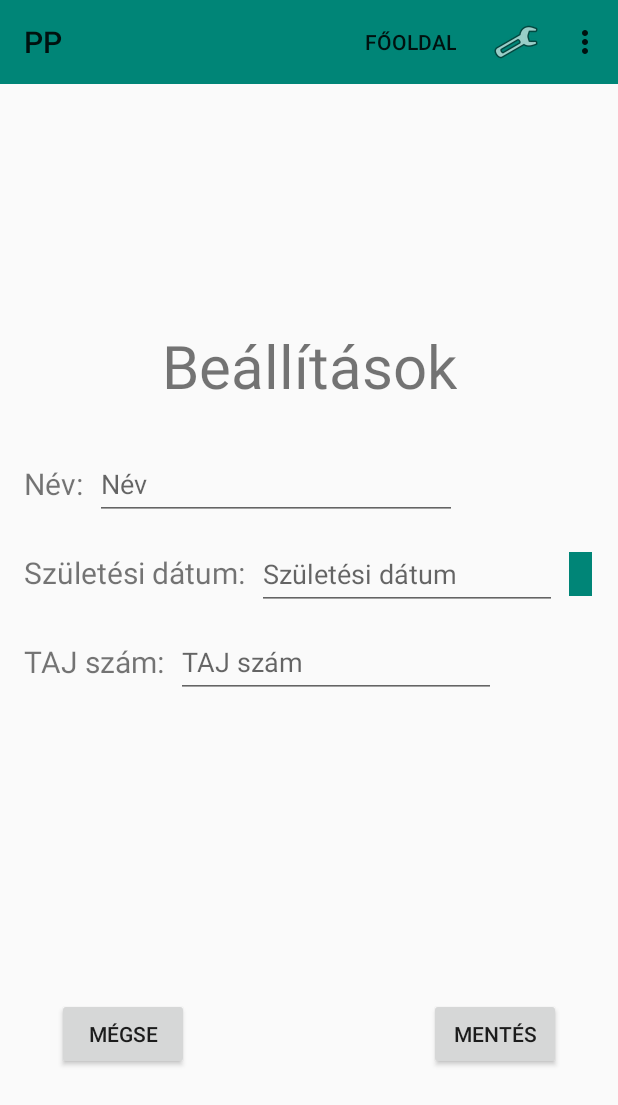
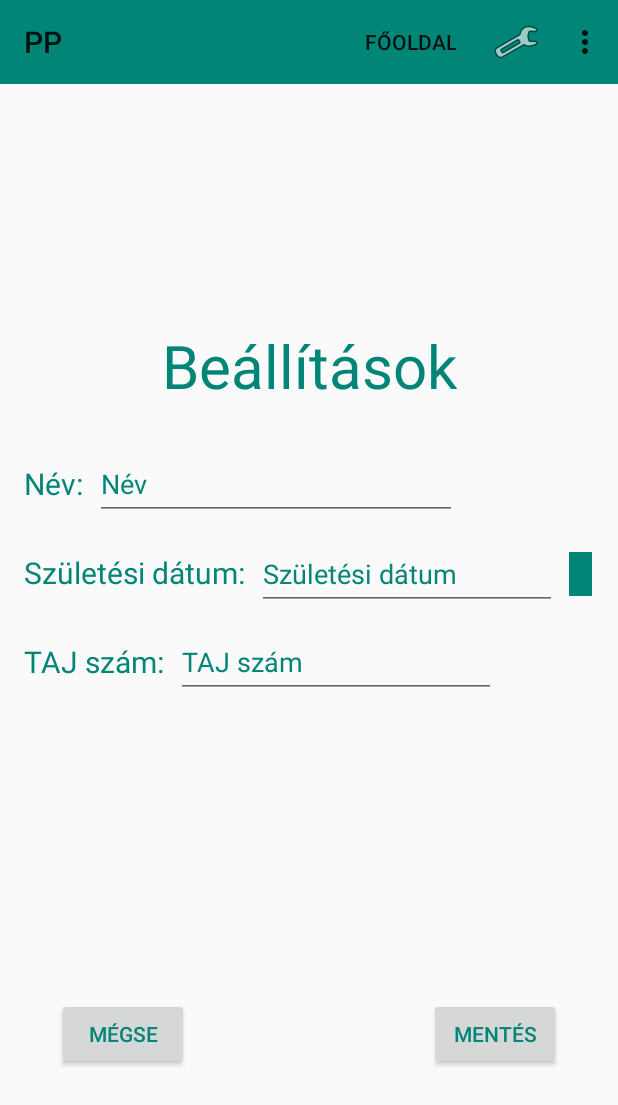
Before and after one commit to SomaHam44/PP, an Android app: the screen it shows after launch (MainActivity), after a tap on "Beállítások", on a phone screen of 412 x 824 dp. Shown: the top 1105 px of the screen. Run offline under Robolectric (Android 15) with nearby library versions, the phone set to English and light mode, and no system bars.

Commit message:
Kinézeti módosítás

```diff
--- a/app/src/main/res/layout/fragment_beallitasok.xml
+++ b/app/src/main/res/layout/fragment_beallitasok.xml
@@ -13,6 +13,7 @@
         android:layout_marginTop="106dp"
         android:text="Beállítások"
         android:textSize="40sp"
+        android:textColor="@color/colorPrimary"
         app:layout_constraintEnd_toEndOf="parent"
         app:layout_constraintStart_toStartOf="parent"
         app:layout_constraintTop_toTopOf="parent" />
@@ -25,6 +26,7 @@
         android:layout_marginTop="38dp"
         android:text="Név:"
         android:textSize="20sp"
+        android:textColor="@color/colorPrimary"
         app:layout_constraintStart_toStartOf="parent"
         app:layout_constraintTop_toBottomOf="@+id/beallitasok" />
 
@@ -35,6 +37,7 @@
         android:layout_marginTop="32dp"
         android:text="Születési dátum:"
         android:textSize="20sp"
+        android:textColor="@color/colorPrimary"
         app:layout_constraintStart_toStartOf="@+id/nev"
         app:layout_constraintTop_toBottomOf="@+id/nev" />
 
@@ -45,6 +48,7 @@
         android:layout_marginTop="32dp"
         android:text="TAJ szám:"
         android:textSize="20sp"
+        android:textColor="@color/colorPrimary"
         app:layout_constraintStart_toStartOf="@+id/szuletesiDatum"
         app:layout_constraintTop_toBottomOf="@+id/szuletesiDatum" />
 
@@ -57,6 +61,8 @@
         android:hint="Név"
         android:inputType="textPersonName"
         android:minHeight="48dp"
+        android:textColor="@color/colorPrimary"
+        android:textColorHint="@color/colorPrimary"
         app:layout_constraintBottom_toBottomOf="@+id/nev"
         app:layout_constraintEnd_toEndOf="@+id/beallitasok"
         app:layout_constraintStart_toEndOf="@+id/nev"
@@ -82,6 +88,8 @@
         android:hint="TAJ szám"
         android:inputType="textPersonName"
         android:minHeight="48dp"
+        android:textColor="@color/colorPrimary"
+        android:textColorHint="@color/colorPrimary"
         app:layout_constraintBottom_toBottomOf="@+id/tajSzam"
         app:layout_constraintStart_toEndOf="@+id/tajSzam"
         app:layout_constraintTop_toTopOf="@+id/tajSzam" />
@@ -93,6 +101,7 @@
         android:layout_marginStart="38dp"
         android:layout_marginTop="200dp"
         android:text="Mégse"
+        android:textColor="@color/colorPrimary"
         app:layout_constraintStart_toStartOf="parent"
         app:layout_constraintTop_toBottomOf="@+id/editTajSzam" />
 
@@ -102,6 +111,7 @@
         android:layout_height="wrap_content"
         android:layout_marginEnd="38dp"
         android:text="Mentés"
+        android:textColor="@color/colorPrimary"
         app:layout_constraintBottom_toBottomOf="@+id/btnMegse"
         app:layout_constraintEnd_toEndOf="parent" />
 
@@ -113,6 +123,8 @@
         android:ems="10"
         android:inputType="date"
         android:hint="Születési dátum"
+        android:textColorHint="@color/colorPrimary"
+        android:textColor="@color/colorPrimary"
         app:layout_constraintBottom_toBottomOf="@+id/szuletesiDatum"
         app:layout_constraintStart_toEndOf="@+id/szuletesiDatum"
         app:layout_constraintTop_toTopOf="@+id/szuletesiDatum"
--- a/app/src/main/res/layout/fragment_figyelmeztetesek.xml
+++ b/app/src/main/res/layout/fragment_figyelmeztetesek.xml
@@ -14,6 +14,7 @@
         android:layout_marginTop="106dp"
         android:text="Figyelmeztetések"
         android:textSize="40sp"
+        android:textColor="@color/colorPrimary"
         app:layout_constraintEnd_toEndOf="parent"
         app:layout_constraintStart_toStartOf="parent"
         app:layout_constraintTop_toTopOf="parent" />
@@ -35,6 +36,7 @@
         android:layout_height="wrap_content"
         android:layout_marginTop="24dp"
         android:text="Vissza"
+        android:textColor="@color/colorPrimary"
         app:layout_constraintStart_toStartOf="@+id/figyelmeztetesekLista"
         app:layout_constraintTop_toBottomOf="@+id/figyelmeztetesekLista" />
 
@@ -43,6 +45,7 @@
         android:layout_width="wrap_content"
         android:layout_height="wrap_content"
         android:text="Gyógyszertár keresése"
+        android:textColor="@color/colorPrimary"
         app:layout_constraintBottom_toBottomOf="@+id/btnFigyelmeztetesekVissza"
         app:layout_constraintEnd_toEndOf="@+id/figyelmeztetesekLista"
         app:layout_constraintTop_toTopOf="@+id/btnFigyelmeztetesekVissza"
--- a/app/src/main/res/layout/fragment_fooldal.xml
+++ b/app/src/main/res/layout/fragment_fooldal.xml
@@ -12,6 +12,7 @@
         android:layout_height="wrap_content"
         android:layout_marginTop="36dp"
         android:text="PirulaPolc"
+        android:textColor="@color/colorPrimary"
         android:textSize="50sp"
         app:layout_constraintBottom_toBottomOf="parent"
         app:layout_constraintEnd_toEndOf="parent"
@@ -25,6 +26,7 @@
         android:layout_height="wrap_content"
         android:layout_marginTop="200dp"
         android:text="Gyógyszerkészlet nyilvántartó"
+        android:textColor="@color/colorPrimary"
         android:textSize="25sp"
         app:layout_constraintEnd_toEndOf="@+id/alkalmazasNeve"
         app:layout_constraintHorizontal_bias="0.509"
--- a/app/src/main/res/layout/fragment_gyogyszereim.xml
+++ b/app/src/main/res/layout/fragment_gyogyszereim.xml
@@ -13,6 +13,7 @@
         android:layout_height="wrap_content"
         android:layout_marginTop="106dp"
         android:text="Gyógyszereim"
+        android:textColor="@color/colorPrimary"
         android:textSize="40sp"
         app:layout_constraintEnd_toEndOf="parent"
         app:layout_constraintStart_toStartOf="parent"
@@ -36,6 +37,7 @@
         android:layout_marginTop="24dp"
         android:layout_marginEnd="48dp"
         android:text="Hozzaad"
+        android:textColor="@color/colorPrimary"
         app:layout_constraintEnd_toEndOf="parent"
         app:layout_constraintTop_toBottomOf="@+id/gyogyszerLista" />
 
@@ -45,6 +47,7 @@
         android:layout_height="wrap_content"
         android:layout_marginStart="48dp"
         android:text="Mégse"
+        android:textColor="@color/colorPrimary"
         app:layout_constraintBottom_toBottomOf="@+id/btnHozzaad"
         app:layout_constraintStart_toStartOf="parent"
         app:layout_constraintTop_toTopOf="@+id/btnHozzaad" />
--- a/app/src/main/res/layout/fragment_gyogyszertar_keres.xml
+++ b/app/src/main/res/layout/fragment_gyogyszertar_keres.xml
@@ -13,6 +13,7 @@
         android:layout_marginTop="106dp"
         android:text="Gyógyszertár kereső"
         android:textSize="40sp"
+        android:textColor="@color/colorPrimary"
         app:layout_constraintEnd_toEndOf="parent"
         app:layout_constraintStart_toStartOf="parent"
         app:layout_constraintTop_toTopOf="parent" />
@@ -23,6 +24,7 @@
         android:layout_height="wrap_content"
         android:layout_marginTop="24dp"
         android:text="Vissza"
+        android:textColor="@color/colorPrimary"
         app:layout_constraintStart_toStartOf="@+id/gyogyszertarKeres"
         app:layout_constraintTop_toBottomOf="@+id/map" />
 
```
Also changed, not shown: app/src/main/res/layout/fragment_gyogyszer_bevetel.xml (+8 -0 lines), app/src/main/res/layout/fragment_gyogyszer_hozzaadasa.xml (+13 -0 lines), app/src/main/res/layout/fragment_gyogyszer_reszletek.xml (+14 -1 lines), app/src/main/res/layout/fragment_vasarlas_rogzitese.xml (+10 -0 lines).
